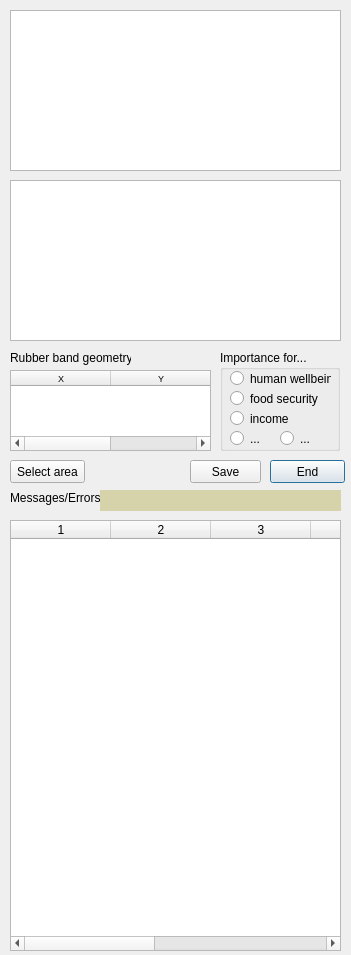
Before: the Qt Designer form marine_values_dialog_base.ui in csiro-chris-m/marine_values, drawn with Qt 5.
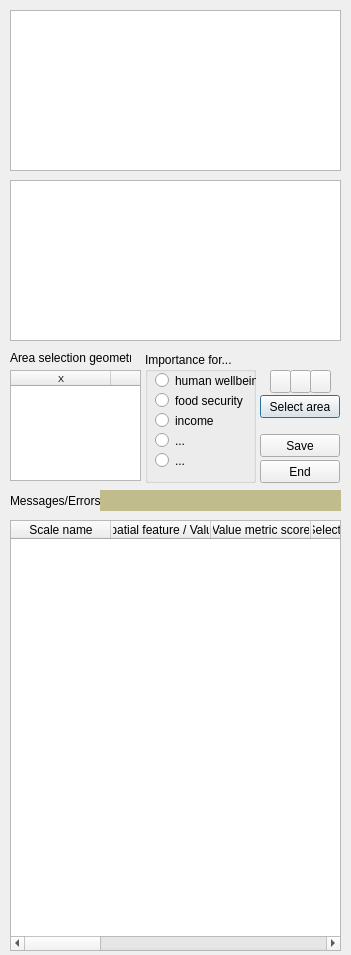
After: the same form once the commit is applied.

What changed in the file:
```diff
--- a/marine_values_dialog_base.ui
+++ b/marine_values_dialog_base.ui
@@ -29,7 +29,7 @@
     </rect>
    </property>
    <property name="styleSheet">
-    <string notr="true">QLabel {background-color: #d6d3ab; }
+    <string notr="true">QLabel {background-color: #c1bc8b; }
 </string>
    </property>
    <property name="text">
@@ -70,9 +70,9 @@
   <widget class="QPushButton" name="endButton">
    <property name="geometry">
     <rect>
-     <x>270</x>
+     <x>260</x>
      <y>460</y>
-     <width>75</width>
+     <width>80</width>
      <height>23</height>
     </rect>
    </property>
@@ -80,10 +80,10 @@
     <string>End</string>
    </property>
    <property name="autoDefault">
-    <bool>true</bool>
+    <bool>false</bool>
    </property>
    <property name="default">
-    <bool>true</bool>
+    <bool>false</bool>
    </property>
   </widget>
   <widget class="QTableView" name="tableView">
@@ -132,9 +132,9 @@
   <widget class="QPushButton" name="saveProject">
    <property name="geometry">
     <rect>
-     <x>190</x>
-     <y>460</y>
-     <width>71</width>
+     <x>260</x>
+     <y>434</y>
+     <width>80</width>
      <height>23</height>
     </rect>
    </property>
@@ -149,7 +149,7 @@
    <property name="geometry">
     <rect>
      <x>10</x>
-     <y>490</y>
+     <y>493</y>
      <width>91</width>
      <height>16</height>
     </rect>
@@ -161,9 +161,9 @@
   <widget class="QPushButton" name="rubberband">
    <property name="geometry">
     <rect>
-     <x>10</x>
-     <y>460</y>
-     <width>75</width>
+     <x>260</x>
+     <y>395</y>
+     <width>80</width>
      <height>23</height>
     </rect>
    </property>
@@ -174,10 +174,10 @@
   <widget class="QGroupBox" name="groupBox">
    <property name="geometry">
     <rect>
-     <x>220</x>
-     <y>350</y>
-     <width>120</width>
-     <height>101</height>
+     <x>145</x>
+     <y>352</y>
+     <width>111</width>
+     <height>131</height>
     </rect>
    </property>
    <property name="title">
@@ -238,8 +238,8 @@
    <widget class="QRadioButton" name="radioButton_5">
     <property name="geometry">
      <rect>
-      <x>60</x>
-      <y>80</y>
+      <x>10</x>
+      <y>100</y>
       <width>41</width>
       <height>17</height>
      </rect>
@@ -265,7 +265,7 @@
     </sizepolicy>
    </property>
    <property name="columnCount">
-    <number>7</number>
+    <number>12</number>
    </property>
    <attribute name="horizontalHeaderDefaultSectionSize">
     <number>100</number>
@@ -276,6 +276,31 @@
    <attribute name="verticalHeaderMinimumSectionSize">
     <number>17</number>
    </attribute>
+   <column>
+    <property name="text">
+     <string>Scale name</string>
+    </property>
+   </column>
+   <column>
+    <property name="text">
+     <string>Spatial feature / Value</string>
+    </property>
+   </column>
+   <column>
+    <property name="text">
+     <string>Value metric score</string>
+    </property>
+   </column>
+   <column>
+    <property name="text">
+     <string>Selected km2 / Calc</string>
+    </property>
+   </column>
+   <column>
+    <property name="text">
+     <string>Area km2</string>
+    </property>
+   </column>
    <column/>
    <column/>
    <column/>
@@ -294,7 +319,7 @@
     </rect>
    </property>
    <property name="text">
-    <string>Rubber band geometry</string>
+    <string>Area selection geometry</string>
    </property>
   </widget>
   <widget class="QTableWidget" name="tableViewRB">
@@ -302,8 +327,8 @@
     <rect>
      <x>10</x>
      <y>370</y>
-     <width>201</width>
-     <height>81</height>
+     <width>131</width>
+     <height>111</height>
     </rect>
    </property>
    <property name="font">
@@ -311,6 +336,9 @@
      <pointsize>7</pointsize>
     </font>
    </property>
+   <property name="horizontalScrollBarPolicy">
+    <enum>Qt::ScrollBarAlwaysOff</enum>
+   </property>
    <column>
     <property name="text">
      <string>X</string>
@@ -322,6 +350,69 @@
     </property>
    </column>
   </widget>
+  <widget class="QPushButton" name="pushButtonPan">
+   <property name="geometry">
+    <rect>
+     <x>310</x>
+     <y>370</y>
+     <width>21</width>
+     <height>23</height>
+    </rect>
+   </property>
+   <property name="toolTip">
+    <string>Pan</string>
+   </property>
+   <property name="text">
+    <string/>
+   </property>
+  </widget>
+  <widget class="QPushButton" name="pushButtonZoomPlus">
+   <property name="geometry">
+    <rect>
+     <x>270</x>
+     <y>370</y>
+     <width>21</width>
+     <height>23</height>
+    </rect>
+   </property>
+   <property name="toolTip">
+    <string>Zoom in</string>
+   </property>
+   <property name="text">
+    <string/>
+   </property>
+  </widget>
+  <widget class="QPushButton" name="pushButtonZoomMinus">
+   <property name="geometry">
+    <rect>
+     <x>290</x>
+     <y>370</y>
+     <width>21</width>
+     <height>23</height>
+    </rect>
+   </property>
+   <property name="toolTip">
+    <string>Zoom out</string>
+   </property>
+   <property name="text">
+    <string/>
+   </property>
+  </widget>
+  <zorder>error</zorder>
+  <zorder>objectInfo</zorder>
+  <zorder>endButton</zorder>
+  <zorder>tableView</zorder>
+  <zorder>saveProject</zorder>
+  <zorder>label</zorder>
+  <zorder>rubberband</zorder>
+  <zorder>groupBox</zorder>
+  <zorder>tableWidgetDetail</zorder>
+  <zorder>label_4</zorder>
+  <zorder>tableViewRB</zorder>
+  <zorder>pushButtonPan</zorder>
+  <zorder>pushButtonZoomPlus</zorder>
+  <zorder>pushButtonZoomMinus</zorder>
+  <zorder>radioButtonIncome</zorder>
  </widget>
  <resources/>
  <connections/>
```
Left out of the diff: 9 changed lines with no effect on the pictures.
